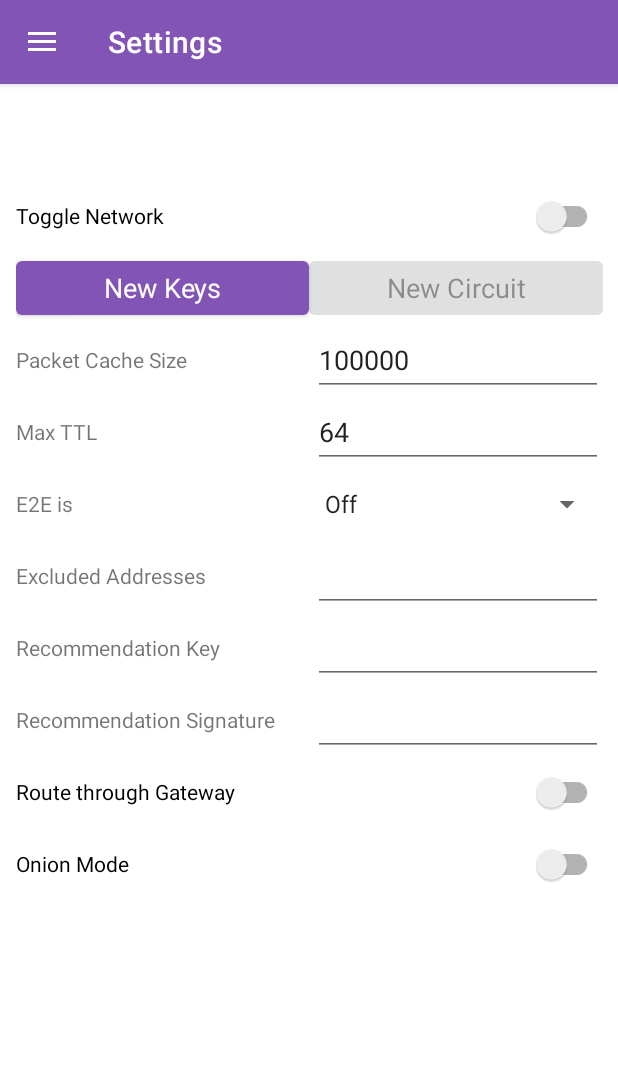
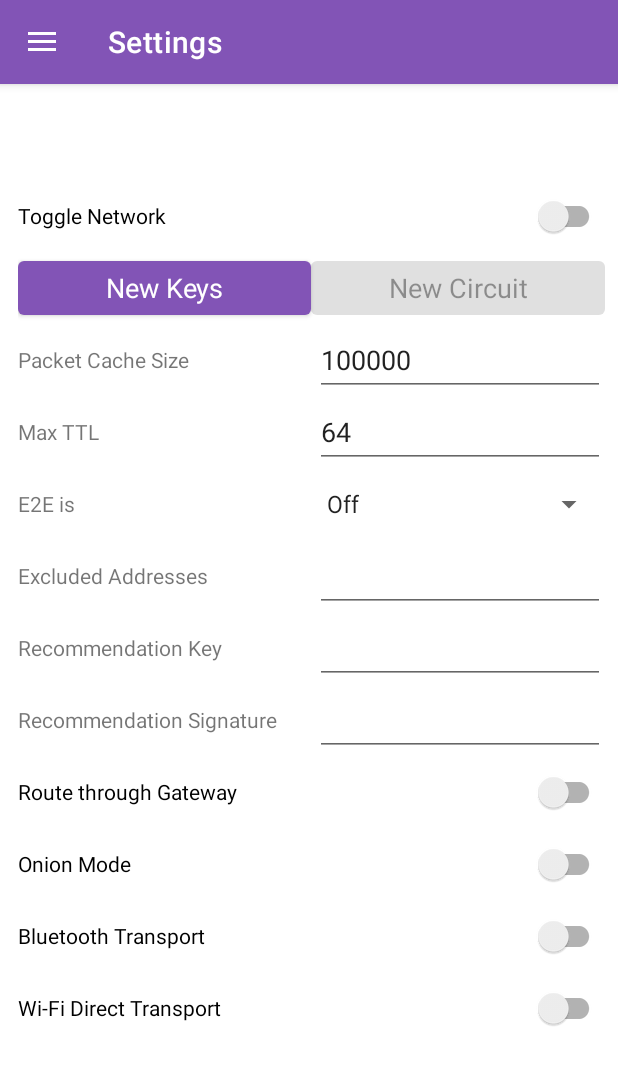
Before and after one commit to Captain-ALM/alm-mesh-net-android, an Android app: the screen it shows after launch (MainActivity), on a phone screen of 412 x 824 dp. Shown: the top 1065 px of the screen. Run offline under Robolectric (Android 15) with nearby library versions, the phone set to English and light mode, and no system bars; our stand-ins replace Room's generated code, navigation-ui; libraries missing offline, so code that uses them is left out: org.bouncycastle.crypto, org.bouncycastle.jcajce, org.bouncycastle.jce, org.bouncycastle.pqc; 20 statements that could not run were skipped.

Commit message:
Begin service code. Fix crypto bug.

```diff
--- a/app/src/main/java/com/captainalm/lib/mesh/crypto/Hasher.java
+++ b/app/src/main/java/com/captainalm/lib/mesh/crypto/Hasher.java
@@ -44,11 +44,10 @@ public class Hasher implements IHasher {
                 lDigest.set(MessageDigest.getInstance("SHA-256"));
             byte[] buff = new byte[8192];
             int n = inputStream.read(buff, 0, Math.min(i, 8192));
-            lDigest.get().update(buff, 0, n);
-            i -= n;
             while (n > 0) {
+                lDigest.get().update(buff, 0, n);
+                i -= n;
                 n = inputStream.read(buff, 0, Math.min(i, 8192));
-                lDigest.get().update(buff, 0, n);
             }
             return lDigest.get().digest();
         } catch (NoSuchAlgorithmException e) {
--- a/app/src/main/java/com/captainalm/lib/mesh/crypto/Provider.java
+++ b/app/src/main/java/com/captainalm/lib/mesh/crypto/Provider.java
@@ -2,8 +2,11 @@ package com.captainalm.lib.mesh.crypto;
 
 import android.content.Context;
 
+import com.captainalm.lib.mesh.utils.ByteBufferOverwriteOutputStream;
 import com.captainalm.mesh.TheApplication;
 
+import org.bouncycastle.jcajce.interfaces.MLDSAPrivateKey;
+import org.bouncycastle.jcajce.interfaces.MLKEMPrivateKey;
 import org.bouncycastle.jcajce.provider.asymmetric.mldsa.BCMLDSAPrivateKey;
 import org.bouncycastle.jcajce.provider.asymmetric.mldsa.BCMLDSAPublicKey;
 import org.bouncycastle.jcajce.provider.asymmetric.mlkem.BCMLKEMPrivateKey;
@@ -18,6 +21,7 @@ import org.bouncycastle.pqc.crypto.mlkem.MLKEMParameters;
 import org.bouncycastle.pqc.crypto.mlkem.MLKEMPrivateKeyParameters;
 import org.bouncycastle.pqc.crypto.mlkem.MLKEMPublicKeyParameters;
 
+import java.io.ByteArrayInputStream;
 import java.security.InvalidAlgorithmParameterException;
 import java.security.KeyPair;
 import java.security.KeyPairGenerator;
@@ -26,6 +30,7 @@ import java.security.NoSuchProviderException;
 import java.security.PrivateKey;
 import java.security.PublicKey;
 import java.security.SecureRandom;
+import java.util.Arrays;
 import java.util.Base64;
 import java.util.Random;
 
@@ -50,6 +55,47 @@ public class Provider implements IProvider {
             this.context = null;
         hasher = new Hasher(this.context);
 
+    }
+
+    public void selfTest(MLKEMPrivateKey kem, MLDSAPrivateKey dsa) {
+        if (kem == null || dsa == null)
+            return;
+        try {
+            IHasher hasher = this.GetHasherInstance();
+            ICryptor cryptor = this.GetCryptorInstance();
+            IUnwrapper unwrapper = this.GetUnwrapperInstance();
+            ISigner signer = this.GetSignerInstance();
+            Random random = new SecureRandom();
+            byte[] data = new byte[32768];
+            byte[] data2 = new byte[32768];
+            random.nextBytes(data);
+            random.nextBytes(data2);
+            byte[] dataHash = hasher.hash(data);
+            byte[] data2Hash = hasher.hashStream(new ByteArrayInputStream(data2), data2.length);
+            byte[][] sharedAndWrapped = unwrapper.setPublicKey(getMLKemPublicKeyBytes(kem.getPublicKey())).wrap(random);
+            byte[] key = sharedAndWrapped[0];
+            byte[] wrapped = sharedAndWrapped[1];
+            byte[] unwrapped = unwrapper.setPrivateKey(getMLKemPrivateKeyBytes(kem)).unwrap(wrapped);
+            if (!Arrays.equals(key, unwrapped))
+                throw new Exception("Unwrapped data not the same.");
+            byte[] encrypted = cryptor.setKey(key).encrypt(data);
+            if (!Arrays.equals(hasher.hash(cryptor.decrypt(encrypted)), dataHash))
+                throw new Exception("Decrypted data not the same.");
+            byte[] encrypted2 = new byte[32784];
+            ByteBufferOverwriteOutputStream os = new ByteBufferOverwriteOutputStream(encrypted2, 0, encrypted2.length, false);
+            cryptor.setKey(wrapped).encryptStream(new ByteArrayInputStream(data2), os);
+            byte[] decrypted = new byte[32768];
+            os = new ByteBufferOverwriteOutputStream(decrypted, 0, decrypted.length, false);
+            cryptor.decryptStream(new ByteArrayInputStream(encrypted2), os);
+            if (!Arrays.equals(hasher.hash(decrypted), data2Hash))
+                throw new Exception("Decrypted streamed data not the same.");
+            byte[] signature = signer.setPrivateKey(getMLDsaPrivateKeyBytes(dsa)).sign(new ByteArrayInputStream(dataHash));
+            if (!signer.setPublicKey(getMLDsaPublicKeyBytes(dsa.getPublicKey())).verify(dataHash, signature))
+                throw new Exception("Signature test failed.");
+        } catch (Exception e) {
+            if (context != null)
+                context.showException(e);
+        }
     }
 
     static { //Init all key pair generators.
--- a/app/src/main/java/com/captainalm/mesh/MainActivity.java
+++ b/app/src/main/java/com/captainalm/mesh/MainActivity.java
@@ -46,6 +46,7 @@ public class MainActivity extends AppCompatActivity {
         binding = null;
         mAppBarConfiguration = null;
         navController = null;
+        intentReceiver = null;
     }
 
     @Override
@@ -122,6 +123,7 @@ public class MainActivity extends AppCompatActivity {
             refresh(indicator);
             getIntent().removeExtra("refresh");
         }
+        sendBroadcast(new Intent(IntentActions.ACTIVITY_UP));
     }
 
     private void triggerNavigation(int frag) {
--- a/app/src/main/java/com/captainalm/mesh/ui/settings/SettingsFragment.java
+++ b/app/src/main/java/com/captainalm/mesh/ui/settings/SettingsFragment.java
@@ -50,15 +50,15 @@ public class SettingsFragment extends Fragment implements IRefreshable {
     }
 
     private void addEvents() {
-        if (app == null || binding == null)
+        if (app == null || binding == null || container == null)
             return;
         binding.switchEnabler.setOnCheckedChangeListener((buttonView, isChecked) -> {
             if (isChecked) {
                 save();
-                app.invokeService(binding.switchOnion.isChecked());
+                app.invokeService(container , binding.switchOnion.isChecked());
                 refresh();
             } else
-                app.stopService();
+                app.stopService(container);
         });
         binding.buttonSettingsNewKeys.setOnClickListener(v -> {
             app.regenerateKeys();
@@ -68,6 +68,7 @@ public class SettingsFragment extends Fragment implements IRefreshable {
             app.regenerateCircuit();
             refresh();
         });
+        //TODO: Add events / support for permission requests
     }
 
     protected void refresh() {
@@ -87,6 +88,8 @@ public class SettingsFragment extends Fragment implements IRefreshable {
         binding.editTextRecSig.setText(app.settings.recommendedSig);
         binding.switchGateway.setChecked(app.settings.gatewayMode());
         binding.switchOnion.setChecked(app.settings.etherealPrivateKeyKEM != null && app.settings.etherealPrivateKeyDSA != null);
+        binding.switchBluetooth.setChecked(app.settings.enabledBluetooth());
+        binding.switchWiFiDirect.setChecked(app.settings.enabledWiFiDirect());
         binding.buttonSettingsNewCircuit.setEnabled(app.serviceActive && binding.switchOnion.isChecked());
         binding.buttonSettingsNewKeys.setEnabled(!app.serviceActive);
         binding.editTextNumberPacketCache.setEnabled(!app.serviceActive);
@@ -97,6 +100,8 @@ public class SettingsFragment extends Fragment implements IRefreshable {
         binding.editTextRecSig.setEnabled(!app.serviceActive);
         binding.switchGateway.setEnabled(!app.serviceActive);
         binding.switchOnion.setEnabled(!app.serviceActive);
+        binding.switchBluetooth.setEnabled(!app.serviceActive);
+        binding.switchWiFiDirect.setEnabled(!app.serviceActive);
     }
 
     private void save() {
@@ -115,6 +120,8 @@ public class SettingsFragment extends Fragment implements IRefreshable {
             app.settings.excludedAddresses = binding.editTextExcAddr.getText().toString();
             app.settings.recommendedSigPublicKey = binding.editTextRecSig.getText().toString();
             app.settings.gatewayOn = (binding.switchGateway.isChecked()) ? 1 : 0;
+            app.settings.setBluetooth(binding.switchBluetooth.isChecked());
+            app.settings.setWiFiDirect(binding.switchWiFiDirect.isChecked());
         } catch (NumberFormatException e) {
             app.showException(e);
         }
--- a/app/src/main/res/layout/content_main.xml
+++ b/app/src/main/res/layout/content_main.xml
@@ -12,6 +12,7 @@
         android:name="androidx.navigation.fragment.NavHostFragment"
         android:layout_width="match_parent"
         android:layout_height="match_parent"
+        android:layout_marginLeft="3dp"
         app:defaultNavHost="true"
         app:layout_constraintLeft_toLeftOf="parent"
         app:layout_constraintRight_toRightOf="parent"
--- a/app/src/main/res/layout/fragment_settings.xml
+++ b/app/src/main/res/layout/fragment_settings.xml
@@ -357,6 +357,40 @@
                             android:textAppearance="@style/TextAppearance.AppCompat.Small"
                             android:visibility="visible" />
                     </LinearLayout>
+
+                    <LinearLayout
+                        android:layout_width="match_parent"
+                        android:layout_height="wrap_content"
+                        android:layout_gravity="fill_horizontal">
+
+                        <androidx.appcompat.widget.SwitchCompat
+                            android:id="@+id/switchBluetooth"
+                            android:layout_width="0dp"
+                            android:layout_height="wrap_content"
+                            android:layout_gravity="center_vertical"
+                            android:layout_weight="1"
+                            android:minHeight="48dp"
+                            android:text="@string/settings_bluetooth"
+                            android:textAppearance="@style/TextAppearance.AppCompat.Small"
+                            android:visibility="visible" />
+                    </LinearLayout>
+
+                    <LinearLayout
+                        android:layout_width="match_parent"
+                        android:layout_height="wrap_content"
+                        android:layout_gravity="fill_horizontal">
+
+                        <androidx.appcompat.widget.SwitchCompat
+                            android:id="@+id/switchWiFiDirect"
+                            android:layout_width="0dp"
+                            android:layout_height="wrap_content"
+                            android:layout_gravity="center_vertical"
+                            android:layout_weight="1"
+                            android:minHeight="48dp"
+                            android:text="@string/settings_wifi_direct"
+                            android:textAppearance="@style/TextAppearance.AppCompat.Small"
+                            android:visibility="visible" />
+                    </LinearLayout>
                 </LinearLayout>
             </androidx.constraintlayout.widget.ConstraintLayout>
         </LinearLayout>
--- a/app/src/main/res/values/strings.xml
+++ b/app/src/main/res/values/strings.xml
@@ -23,6 +23,8 @@
     <string name="peer_channel_desc">Shows Peering Requests.</string>
     <string name="node_info_channel_desc">Shows Node Information</string>
     <string name="node_info_channel">Node Info</string>
+    <string name="vpn_channel">MeshNet VPN</string>
+    <string name="vpn_channel_desc">MeshNet VPN Foreground Notification</string>
     <string name="title_activity_editor">Adder / Viewer</string>
 
     <string name="check_code">Check Code</string>
@@ -50,4 +52,11 @@
     <string name="settings_encryption_mode">E2E is</string>
     <string name="settings_onion">Onion Mode</string>
     <string name="settings_new_circuit">New Circuit</string>
+    <string name="settings_bluetooth">Bluetooth Transport</string>
+    <string name="settings_wifi_direct">Wi-Fi Direct Transport</string>
+
+    <string name="vpn_starting">VPN Starting…</string>
+    <string name="vpn_stopping">VPN Stopping…</string>
+    <string name="vpn_running">VPN Active: </string>
+    <string name="vpn_stopped">VPN Inactive</string>
 </resources>
```
Also changed, not shown: app/src/main/AndroidManifest.xml (+16 -3 lines), app/src/main/java/com/captainalm/lib/mesh/crypto/Cryptor.java (+6 -2 lines), app/src/main/java/com/captainalm/lib/mesh/crypto/MLDsa.java (+2 -5 lines), app/src/main/java/com/captainalm/lib/mesh/crypto/MLKem.java (+9 -6 lines), app/src/main/java/com/captainalm/mesh/MeshVpnService.java (added, +128 -0 lines), app/src/main/java/com/captainalm/mesh/TheApplication.java (+39 -35 lines), app/src/main/java/com/captainalm/mesh/service/MeshVPN.java (added, +36 -0 lines), app/src/main/java/com/captainalm/mesh/service/Transport.java (added, +35 -0 lines), 1 other file.
